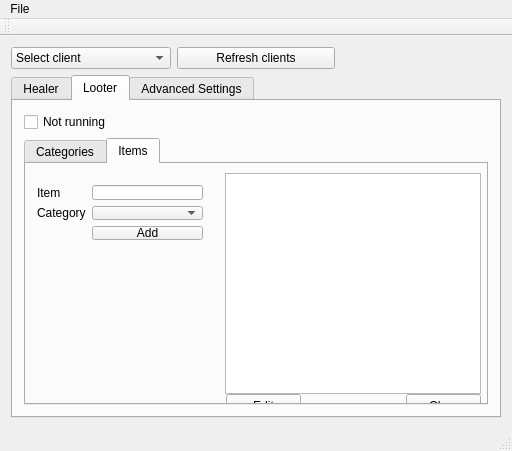
Above: gui/AlmostManualBot/mainwindow.ui from stryku/amb before the change. Below: the same form after it.
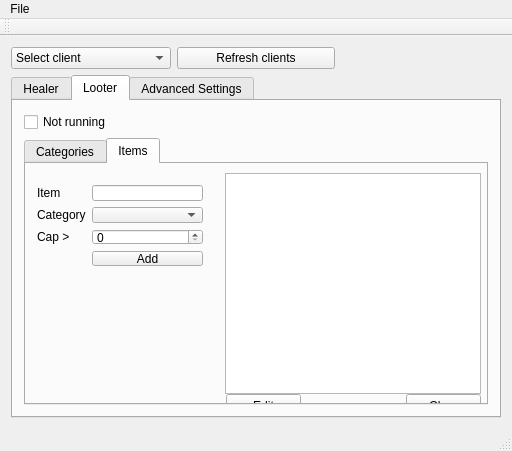
That is the form after the change. The open tabs and pages were chosen to show the change.

Commit message: added spin box for 'cap >' option in looter->items

Diff of the .ui file:
```diff
--- a/gui/AlmostManualBot/mainwindow.ui
+++ b/gui/AlmostManualBot/mainwindow.ui
@@ -421,7 +421,7 @@
               <x>0</x>
               <y>10</y>
               <width>188</width>
-              <height>77</height>
+              <height>103</height>
              </rect>
             </property>
             <layout class="QGridLayout" name="gridLayout_6">
@@ -435,6 +435,16 @@
              <item row="0" column="1">
               <widget class="QLineEdit" name="editLooterItemsItem"/>
              </item>
+             <item row="3" column="1">
+              <widget class="QPushButton" name="pushButtonLooterItemsAdd">
+               <property name="text">
+                <string>Add</string>
+               </property>
+              </widget>
+             </item>
+             <item row="1" column="1">
+              <widget class="QComboBox" name="comboBoxLooterItemsCategories"/>
+             </item>
              <item row="1" column="0">
               <widget class="QLabel" name="label_15">
                <property name="text">
@@ -442,13 +452,17 @@
                </property>
               </widget>
              </item>
-             <item row="1" column="1">
-              <widget class="QComboBox" name="comboBoxLooterItemsCategories"/>
+             <item row="2" column="0">
+              <widget class="QLabel" name="label_16">
+               <property name="text">
+                <string>Cap &gt;</string>
+               </property>
+              </widget>
              </item>
              <item row="2" column="1">
-              <widget class="QPushButton" name="pushButtonLooterItemsAdd">
-               <property name="text">
-                <string>Add</string>
+              <widget class="QSpinBox" name="spinBoxLooterItemsCapAbove">
+               <property name="maximum">
+                <number>99999</number>
                </property>
               </widget>
              </item>
```
Left out of the diff: 4 changed lines with no effect on the pictures.
